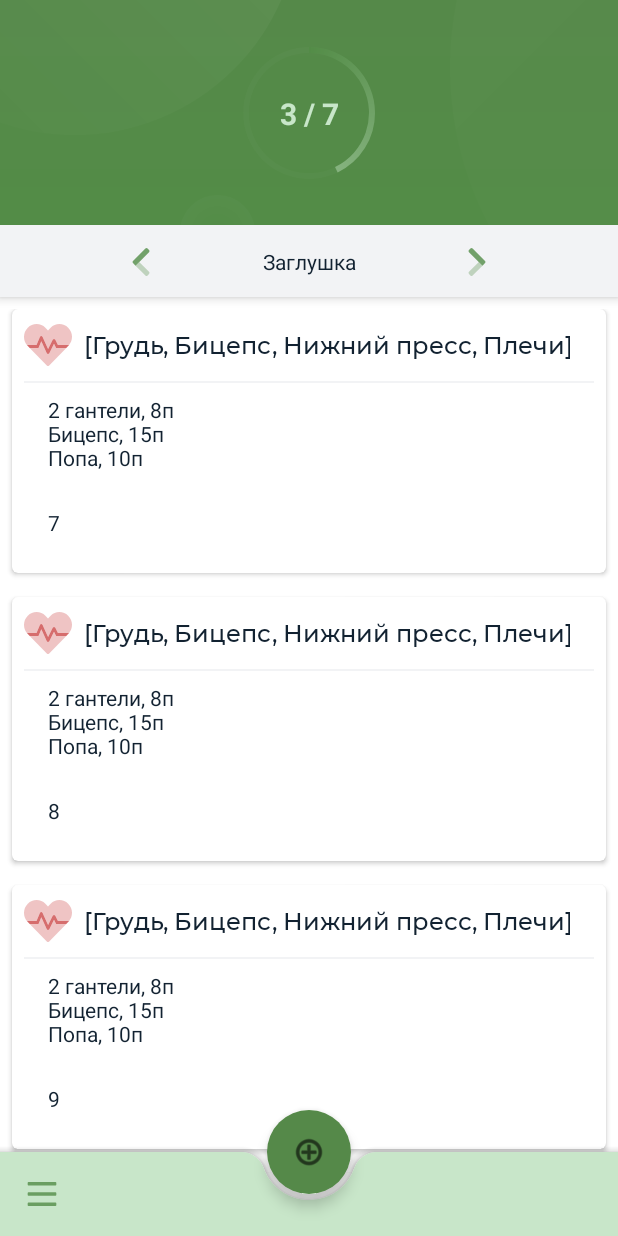
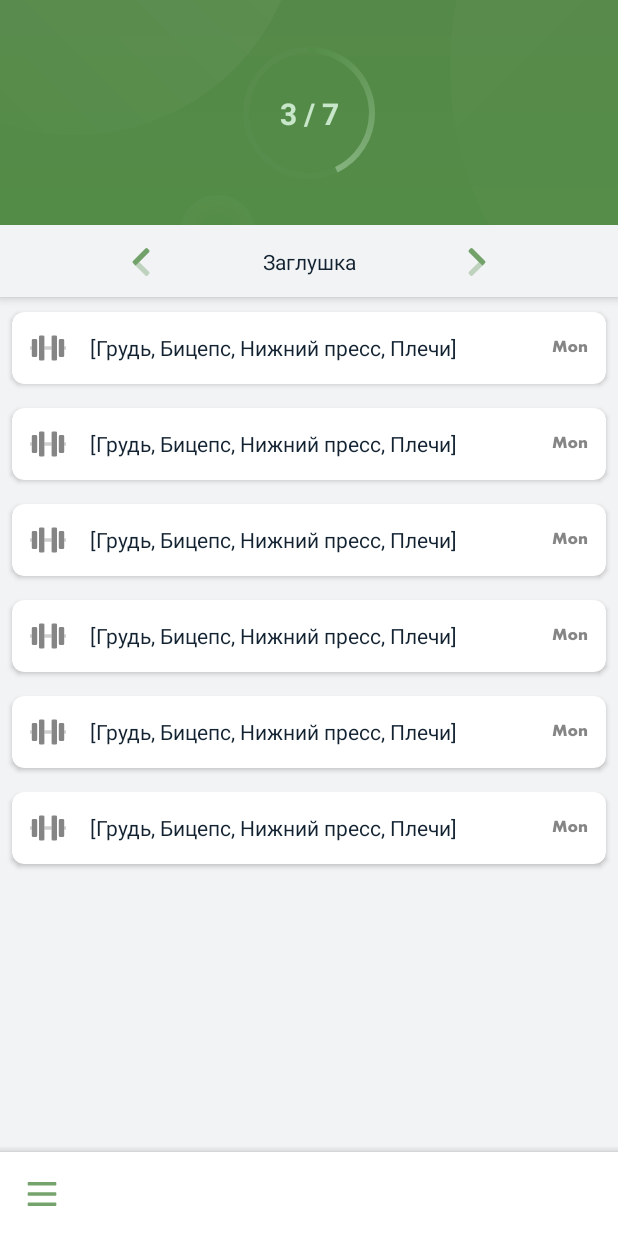
Before and after one commit to jrd-prime/varuna-project, an Android app: the screen it shows after launch (DashboardActivity), on a phone screen of 412 x 824 dp. Run offline under Robolectric (Android 15) with nearby library versions, the phone set to English and light mode, and no system bars; our stand-ins replace data binding; 1 statement that could not run was skipped.

Commit message:
Stable v0.0.7

```diff
--- /dev/null
+++ b/app/src/main/java/ru/jrd_prime/trainingdiary/MyHandler.kt
@@ -0,0 +1,44 @@
+package ru.jrd_prime.trainingdiary
+
+import android.view.View
+import android.widget.Toast
+import androidx.constraintlayout.widget.ConstraintLayout
+import androidx.transition.AutoTransition
+import androidx.transition.TransitionManager
+
+class MyHandler {
+    fun onGo(view: View?) {
+        if (view == null) return
+        val contView = view.findViewById<ConstraintLayout>(R.id.frameForHide)
+
+        when (contView.visibility) {
+            View.GONE -> setVisible(contView)
+            View.VISIBLE -> setGone(contView)
+        }
+
+//
+//        contView?.animate()
+//            ?.translationY(contView.height.toFloat())
+//            ?.alpha(1.0f)?.duration = 500
+//            ?.setListener(object : AnimatorListenerAdapter() {
+//
+//                override fun onAnimationEnd(animation: Animator) {
+//                    super.onAnimationEnd(animation)
+//                    contView.visibility = View.VISIBLE
+//                }
+//            })
+
+    }
+
+    private fun setGone(contView: ConstraintLayout) {
+        Toast.makeText(contView.context, "HIDE", Toast.LENGTH_SHORT).show()
+        TransitionManager.beginDelayedTransition(contView, AutoTransition())
+        contView.visibility = View.GONE
+    }
+
+    private fun setVisible(contView: ConstraintLayout) {
+        Toast.makeText(contView.context, "SHOW", Toast.LENGTH_SHORT).show()
+        TransitionManager.beginDelayedTransition(contView, AutoTransition())
+        contView.visibility = View.VISIBLE
+    }
+}
--- a/app/src/main/java/ru/jrd_prime/trainingdiary/adapter/WorkoutListViewHolder.kt
+++ b/app/src/main/java/ru/jrd_prime/trainingdiary/adapter/WorkoutListViewHolder.kt
@@ -1,14 +1,42 @@
 package ru.jrd_prime.trainingdiary.adapter
 
+import android.util.Log
 import androidx.recyclerview.widget.RecyclerView
+import ru.jrd_prime.trainingdiary.MyHandler
+import ru.jrd_prime.trainingdiary.R
 import ru.jrd_prime.trainingdiary.databinding.AWorkoutCardBinding
+import ru.jrd_prime.trainingdiary.model.Category.*
 import ru.jrd_prime.trainingdiary.model.WorkoutModel
+import java.util.*
 
 
 class WorkoutListViewHolder(private var binding: AWorkoutCardBinding) :
     RecyclerView.ViewHolder(binding.root) {
 
     fun bind(workoutCase: WorkoutModel?) {
+        val cardio = Cardio
+        val power = Power
+        val rest = Rest
+        val cat = workoutCase?.workoutCategory
+        when (cat) {
+            Cardio -> binding.ivCategory.setImageResource(R.drawable.jp_heartbeat)
+            Stretch -> binding.ivCategory.setImageResource(R.drawable.jp_sleep)
+            Power -> binding.ivCategory.setImageResource(R.drawable.jp_dumbbell)
+            Rest -> binding.ivCategory.setImageResource(R.drawable.jp_sleep)
+            null -> binding.ivCategory.setImageResource(R.drawable.ic_logout)
+        }
+        val myHandler = MyHandler()
+        binding.handler = myHandler
+
+//
+//        val c: Calendar = Calendar.getInstance()
+//        c.setTime(workoutCase.workoutDate)
+//        val dayOfWeek: Int = c.get(Calendar.DAY_OF_WEEK)
+
+
+
+        Log.d("TAG", "bind: ${cat.toString()}")
+
         binding.workoutModel = workoutCase
         binding.executePendingBindings()
     }
--- a/app/src/main/java/ru/jrd_prime/trainingdiary/data/TestData.kt
+++ b/app/src/main/java/ru/jrd_prime/trainingdiary/data/TestData.kt
@@ -14,22 +14,51 @@ fun prepData(): Collection<WorkoutModel> {
         "Плечи"
     )
 
+    val mlistl = listOf<String>(
+        "LongList",
+        "Mock",
+        "Грудь",
+        "Бицепс",
+        "Нижний пресс",
+        "Плечи"
+    )
     val sdf = SimpleDateFormat("dd-MM-yyyy")
     val currentDate: String = sdf.format(Date())
 
     val list = mutableListOf<WorkoutModel>()
-
+    list.add(
+        WorkoutModel(
+            32,
+            Category.Cardio,
+            mlistl,
+            "2 гантели 8п, Бицепс 15п, Попа 10п",
+            32 + 2 * 3,
+            currentDate
+        )
+    )
+    list.add(
+        WorkoutModel(
+            31,
+            Category.Rest,
+            mlistl,
+            "2 гантели 8п, Бицепс 15п, Попа 10п",
+            32 + 2 * 3,
+            currentDate
+        )
+    )
     Log.d("TAG", "prepData:")
     for (i in 1..7) {
-        list.add(WorkoutModel(
+        list.add(
+            WorkoutModel(
                 i,
                 Category.Power,
                 mlist,
-                "2 гантели, 8п\nБицепс, 15п\nПопа, 10п",
+                "2 гантели 8п, Бицепс 15п, Попа 10п",
                 i + 2 * 3,
                 currentDate
             )
         )
     }
+
     return list
 }
--- a/app/src/main/java/ru/jrd_prime/trainingdiary/model/WorkoutModel.kt
+++ b/app/src/main/java/ru/jrd_prime/trainingdiary/model/WorkoutModel.kt
@@ -7,7 +7,9 @@ data class WorkoutModel(
     val desc: String,
     val workoutTime: Int,
     val workoutDate: String
-)
+) {
+    fun gogo() {}
+}
 
 enum class Category {
     Cardio,
--- a/app/src/main/java/ru/jrd_prime/trainingdiary/ui/DashboardActivity.kt
+++ b/app/src/main/java/ru/jrd_prime/trainingdiary/ui/DashboardActivity.kt
@@ -88,17 +88,17 @@ class DashboardActivity : AppCompatActivity() {
     private fun setWindow() {
         makeStatusBarTransparent()
         ViewCompat.setOnApplyWindowInsetsListener(findViewById(R.id.coordinatorAppContainer)) { _, insets ->
-            findViewById<FloatingActionButton>(R.id.vFloatActionBar).setMarginTop(insets.systemWindowInsetTop)
+//            findViewById<FloatingActionButton>(R.id.vFloatActionBar).setMarginTop(insets.systemWindowInsetTop)
             insets.consumeSystemWindowInsets()
         }
 
         ViewCompat.setOnApplyWindowInsetsListener(
             findViewById(R.id.coordinatorAppContainer)
         ) { _, insets ->
-            val menu = findViewById<FloatingActionButton>(R.id.vFloatActionBar)
-            val menuLayoutParams = menu.layoutParams as ViewGroup.MarginLayoutParams
-            menuLayoutParams.setMargins(0, insets.systemWindowInsetTop, 0, 0)
-            menu.layoutParams = menuLayoutParams
+//            val menu = findViewById<FloatingActionButton>(R.id.vFloatActionBar)
+//            val menuLayoutParams = menu.layoutParams as ViewGroup.MarginLayoutParams
+//            menuLayoutParams.setMargins(0, insets.systemWindowInsetTop, 0, 0)
+//            menu.layoutParams = menuLayoutParams
             insets.consumeSystemWindowInsets()
         }
 
--- /dev/null
+++ b/app/src/main/res/drawable-anydpi/jp_day_mon.xml
@@ -0,0 +1,23 @@
+<?xml version="1.0" encoding="utf-8"?>
+<vector xmlns:android="http://schemas.android.com/apk/res/android"
+    android:width="24dp"
+    android:height="24dp"
+    android:viewportWidth="24"
+    android:viewportHeight="24"
+    android:tint="#333333">
+  <group android:scaleX="0.078431375"
+      android:scaleY="0.078431375"
+      android:translateY="6.352941">
+    <group android:translateY="105.82031">
+      <path android:pathData="M126,-0L101,-0L93.953125,-55L70.921875,-0L61.078125,-0L39.09375,-55L31,-0L6,-0L22,-96L47,-96L66.4375,-45L87,-96L112,-96L126,-0Z"
+          android:fillColor="#000000"
+          android:fillAlpha="0.6"/>
+      <path android:pathData="M216,-32.53125Q216,-19.171875,207.01562,-9.625Q196.125,2,176.53125,2Q156.875,2,145.98438,-9.625Q137,-19.171875,137,-33.09375Q137,-45.609375,146.04688,-55.296875Q157.01562,-67,177.25,-67Q195.84375,-67,206.95312,-55.296875Q216,-45.75,216,-32.53125ZM191,-32.53125Q191,-39.015625,186.76562,-43.5Q182.53125,-48,176.53125,-48Q169.73438,-48,165.46875,-42.53125Q162,-38.140625,162,-32.53125Q162,-26.859375,165.46875,-22.46875Q169.73438,-17,176.53125,-17Q182.59375,-17,186.79688,-21.484375Q191,-25.984375,191,-32.53125Z"
+          android:fillColor="#000000"
+          android:fillAlpha="0.6"/>
+      <path android:pathData="M298,0L274,0L274,-32.59375Q274,-41.140625,272.17188,-43.90625Q269.51562,-48,264.1875,-48Q259.3125,-48,255.98438,-44.59375Q253,-41.53125,253,-35L253,0L229,0L229,-65L253,-65L253,-57Q256.9375,-61.8125,260.26562,-63.78125Q265.65625,-67,273.73438,-67Q284.10938,-67,290.60938,-61.28125Q298,-54.765625,298,-41.765625L298,0Z"
+          android:fillColor="#000000"
+          android:fillAlpha="0.6"/>
+    </group>
+  </group>
+</vector>
--- a/app/src/main/res/drawable-anydpi/jp_heartbeat.xml
+++ b/app/src/main/res/drawable-anydpi/jp_heartbeat.xml
@@ -3,7 +3,7 @@
     android:height="24dp"
     android:viewportWidth="24"
     android:viewportHeight="24"
-    android:tint="#CC4949"
+    android:tint="#9C9C9C"
     android:alpha="0.8">
   <group android:scaleX="0.046875"
       android:scaleY="0.046875">
--- /dev/null
+++ b/app/src/main/res/drawable-anydpi/jp_sleep.xml
@@ -0,0 +1,20 @@
+<vector xmlns:android="http://schemas.android.com/apk/res/android"
+    android:width="24dp"
+    android:height="24dp"
+    android:viewportWidth="24"
+    android:viewportHeight="24"
+    android:tint="#333333"
+    android:alpha="0.6">
+  <group android:scaleX="0.046875"
+      android:scaleY="0.046875"
+      android:translateX="1.5">
+    <path
+        android:fillColor="#FF000000"
+        android:pathData="M304,176v-32a16,16 0,0 0,-16 -16h-34.75l57.37,-57.38A32,32 0,0 0,320 48L320,32a32,32 0,0 0,-32 -32L184,0a16,16 0,0 0,-16 16v32a16,16 0,0 0,16 16h42.75l-57.37,57.38A32,32 0,0 0,160 144v16a32,32 0,0 0,32 32h96a16,16 0,0 0,16 -16zM448,272v-16a32,32 0,0 0,-32 -32h-96a16,16 0,0 0,-16 16v32a16,16 0,0 0,16 16h34.75l-57.37,57.38A32,32 0,0 0,288 368v16a32,32 0,0 0,32 32h104a16,16 0,0 0,16 -16v-32a16,16 0,0 0,-16 -16h-42.75l57.37,-57.38A32,32 0,0 0,448 272z"
+        android:strokeAlpha="0.4"
+        android:fillAlpha="0.4"/>
+    <path
+        android:fillColor="#FF000000"
+        android:pathData="M192,224H40a24,24 0,0 0,-24 24v48a24,24 0,0 0,24 24h50.44L8.08,412.66A32,32 0,0 0,0 433.92V480a32,32 0,0 0,32 32h152a24,24 0,0 0,24 -24v-48a24,24 0,0 0,-24 -24h-50.44l82.36,-92.66a32,32 0,0 0,8.08 -21.26V256a32,32 0,0 0,-32 -32z"/>
+  </group>
+</vector>
--- a/app/src/main/res/layout/a_workout_card.xml
+++ b/app/src/main/res/layout/a_workout_card.xml
@@ -1,111 +1,140 @@
 <layout xmlns:android="http://schemas.android.com/apk/res/android"
-    xmlns:app="http://schemas.android.com/apk/res-auto">
+    xmlns:app="http://schemas.android.com/apk/res-auto"
+    xmlns:tools="http://schemas.android.com/tools"
+    tools:showIn="@layout/a_workout_list_pager">
 
     <data>
+
+        <import type="android.view.View" />
 
         <variable
             name="workoutModel"
             type="ru.jrd_prime.trainingdiary.model.WorkoutModel" />
+
+        <variable
+            name="handler"
+            type="ru.jrd_prime.trainingdiary.MyHandler" />
     </data>
-
     <androidx.cardview.widget.CardView
+        android:id="@+id/cardLayout"
+        android:layout_margin="8dp"
+        app:cardCornerRadius="8dp"
+        android:elevation="4dp"
         android:layout_width="match_parent"
         android:layout_height="wrap_content"
-        android:layout_margin="8dp"
-        android:elevation="8dp"
-        app:cardCornerRadius="4dp">
+        android:animateLayoutChanges="true"
+        android:onClick="@{(view) -> handler.onGo(view)}">
 
         <androidx.constraintlayout.widget.ConstraintLayout
             android:layout_width="match_parent"
-            android:layout_height="wrap_content"
-            android:layout_margin="8dp"
-            android:background="@color/colorWhite">
+            android:layout_height="match_parent"
+            android:animateLayoutChanges="true">
 
             <LinearLayout
-                android:id="@+id/linearLayout3"
+                android:id="@+id/llMainContainer"
                 android:layout_width="match_parent"
-                android:layout_height="wrap_content"
-                android:orientation="horizontal"
+                android:layout_height="match_parent"
+                android:orientation="vertical"
+                android:padding="4dp"
+                android:animateLayoutChanges="true"
+                app:layout_constraintBottom_toBottomOf="parent"
                 app:layout_constraintEnd_toEndOf="parent"
                 app:layout_constraintStart_toStartOf="parent"
                 app:layout_constraintTop_toTopOf="parent">
+                <!--LAY FIRST LINE-->
+                <RelativeLayout
+                    android:id="@+id/rlFirstLine"
+                    android:layout_width="match_parent"
+                    android:layout_height="40dp"
+                    android:orientation="horizontal">
 
-                <LinearLayout
-                    android:layout_width="32dp"
-                    android:layout_height="32dp"
-                    android:gravity="center"
-                    app:layout_constraintEnd_toEndOf="parent"
-                    app:layout_constraintStart_toEndOf="@+id/imageView">
+                    <FrameLayout
+                        android:id="@+id/categoryIconContainer"
+                        android:layout_width="40dp"
+                        android:layout_height="40dp"
+                        android:layout_alignParentStart="true">
 
-                    <ImageView
-                        android:id="@+id/imageView"
-                        android:layout_width="32dp"
-                        android:layout_height="32dp"
-                        android:contentDescription="@string/categoryDesc"
-                        android:src="@drawable/jp_heartbeat"
+                        <ImageView
+                            android:id="@+id/ivCategory"
+                            android:layout_width="@dimen/iconCardSize"
+                            android:layout_height="@dimen/iconCardSize"
+                            android:layout_gravity="center"
+                            android:contentDescription="TODO"
+                            android:src="@drawable/jp_heartbeat" />
+                    </FrameLayout>
+
+                    <HorizontalScrollView
+                        android:layout_width="match_parent"
+                        android:layout_height="40dp"
+                        android:layout_toStartOf="@id/weekDayContainer"
+                        android:layout_toEndOf="@id/categoryIconContainer"
+                        android:scrollbars="none">
+
+                        <TextView
+                            android:id="@+id/tvMuscleGroup"
+                            android:layout_width="wrap_content"
+                            android:layout_height="40dp"
+                            android:gravity="center_vertical"
+                            android:paddingStart="8dp"
+                            android:text="@{workoutModel.muscleGroup.toString()}" />
+
+                    </HorizontalScrollView>
+
+                    <FrameLayout
+                        android:id="@+id/weekDayContainer"
+                        android:layout_width="40dp"
+                        android:layout_height="40dp"
+                        android:layout_alignParentEnd="true">
+
+                        <ImageView
+                            android:id="@+id/ivWeekDay"
+                            android:layout_width="@dimen/iconCardSize"
+                            android:layout_height="@dimen/iconCardSize"
+                            android:layout_gravity="center"
+                            android:contentDescription="TODO"
+                            android:src="@drawable/jp_day_mon" />
+                    </FrameLayout>
+                </RelativeLayout>
+
+                <androidx.constraintlayout.widget.ConstraintLayout
+                    android:id="@+id/frameForHide"
+                    android:visibility="gone"
+                    android:layout_width="match_parent"
+                    android:layout_height="match_parent">
+
+
+                    <TextView
+                        android:id="@+id/tvDescription"
+                        android:layout_width="match_parent"
+                        android:layout_height="wrap_content"
+                        android:padding="8dp"
+                        android:text="@{workoutModel.desc.toString()}"
+                        app:layout_constraintEnd_toEndOf="parent"
                         app:layout_constraintStart_toStartOf="parent"
                         app:layout_constraintTop_toTopOf="parent" />
-                </LinearLayout>
 
 
-                <HorizontalScrollView
-                    android:layout_width="match_parent"
-                    android:layout_height="match_parent"
-                    android:layout_gravity="center_vertical"
-                    android:layout_marginEnd="16dp"
-                    android:paddingStart="8dp"
+                    <RelativeLayout
+                        android:id="@+id/relativeLayout2"
+                        android:layout_width="match_parent"
+                        android:layout_height="wrap_content"
+                        app:layout_constraintEnd_toEndOf="parent"
+                        app:layout_constraintStart_toStartOf="parent"
+                        app:layout_constraintTop_toBottomOf="@+id/tvDescription">
 
-                    android:scrollbars="none">
+                        <TextView
+                            android:layout_width="wrap_content"
+                            android:layout_height="wrap_content"
+                            android:layout_alignParentEnd="true"
+                            android:paddingEnd="8dp"
+                            android:text='@{Integer.toString(workoutModel.workoutTime) + "min"}' />
 
-                    <TextView
-                        android:layout_width="wrap_content"
-                        android:layout_height="match_parent"
-                        android:fontFamily="@font/montserrat_medium"
-                        android:gravity="center_vertical"
-                        android:text="@{workoutModel.muscleGroup.toString()}"
-                        android:textSize="16sp" />
-                    <!--   @{workoutCase.muscleGroup.toString()} />-->
-
-                </HorizontalScrollView>
+                    </RelativeLayout>
+                </androidx.constraintlayout.widget.ConstraintLayout>
             </LinearLayout>
 
-            <FrameLayout
-                android:id="@+id/view"
-                android:layout_width="match_parent"
-                android:layout_height="1dp"
-                android:layout_marginTop="8dp"
-                android:background="@color/colorLightGrey"
-                app:layout_constraintTop_toBottomOf="@+id/linearLayout3" />
+        </androidx.constraintlayout.widget.ConstraintLayout>
 
-            <LinearLayout
-                android:id="@+id/linearLayout4"
-                android:layout_width="match_parent"
-                android:layout_height="wrap_content"
-                android:orientation="vertical"
-                app:layout_constraintTop_toBottomOf="@+id/view">
+    </androidx.cardview.widget.CardView>
 
-                <TextView
-                    android:layout_width="match_parent"
-                    android:layout_height="match_parent"
-                    android:layout_margin="8dp"
-                    android:paddingStart="8dp"
-                    android:paddingTop="0dp"
-                    android:paddingEnd="8dp"
-                    android:paddingBottom="8dp"
-                    android:text="@{workoutModel.desc.toString()}" />
-
-                <TextView
-                    android:layout_width="match_parent"
-                    android:layout_height="wrap_content"
-                    android:layout_margin="8dp"
-                    android:paddingStart="8dp"
-                    android:paddingTop="0dp"
-                    android:paddingEnd="8dp"
-                    android:paddingBottom="8dp"
-                    android:text="@{Integer.toString(workoutModel.workoutTime)}" />
-
-            </LinearLayout>
-            <!-- @{workoutCase.desc.toString()}   -->
-        </androidx.constraintlayout.widget.ConstraintLayout>
-    </androidx.cardview.widget.CardView>
 </layout>
--- a/app/src/main/res/layout/a_workout_list_pager.xml
+++ b/app/src/main/res/layout/a_workout_list_pager.xml
@@ -19,7 +19,6 @@
         <LinearLayout
             android:layout_width="match_parent"
             android:layout_height="wrap_content"
-
             android:orientation="vertical">
 
             <androidx.recyclerview.widget.RecyclerView
--- a/app/src/main/res/layout/activity_dashboard.xml
+++ b/app/src/main/res/layout/activity_dashboard.xml
@@ -24,7 +24,7 @@
             android:id="@+id/linearMainContainer"
             android:layout_width="match_parent"
             android:layout_height="match_parent"
-            android:background="@color/appMainBackground"
+            android:background="@color/colorLightGrey"
             android:orientation="vertical">
 
 
@@ -37,7 +37,9 @@
                 <androidx.viewpager.widget.ViewPager
                     android:id="@+id/viewPagerMainDashboard"
                     android:layout_width="match_parent"
-                    android:layout_height="wrap_content"
+                    android:layout_height="match_parent"
+                    android:layout_marginBottom="?actionBarSize"
+
                     app:layout_constraintTop_toBottomOf="@+id/frameShowDay" />
 
                 <FrameLayout
@@ -79,23 +81,23 @@
             android:layout_width="match_parent"
             android:layout_height="wrap_content"
             android:layout_gravity="bottom"
-            android:backgroundTint="@color/colorPrimaryLight"
+            android:backgroundTint="@color/colorWhite"
             app:fabAlignmentMode="center"
             app:fabCradleMargin="@dimen/fabMargin"
             app:fabCradleRoundedCornerRadius="@dimen/fabCornerRadius"
-            app:hideOnScroll="true"
+            app:hideOnScroll="false"
             app:layout_scrollFlags="scroll|enterAlways"
             app:navigationIcon="@drawable/ic_nav_menu" />
 
-        <com.google.android.material.floatingactionbutton.FloatingActionButton
-            android:id="@+id/vFloatActionBar"
-            style="@style/Widget.MaterialComponents.FloatingActionButton"
-            android:layout_width="wrap_content"
-            android:layout_height="wrap_content"
-            android:background="@android:color/white"
-            android:backgroundTint="@color/colorPrimary"
-            android:src="@android:drawable/ic_menu_add"
-            app:borderWidth="@dimen/fabBorderWidth"
-            app:layout_anchor="@id/vBottomAppBar" />
+<!--        <com.google.android.material.floatingactionbutton.FloatingActionButton-->
+<!--            android:id="@+id/vFloatActionBar"-->
+<!--            style="@style/Widget.MaterialComponents.FloatingActionButton"-->
+<!--            android:layout_width="wrap_content"-->
+<!--            android:layout_height="wrap_content"-->
+<!--            android:background="@android:color/white"-->
+<!--            android:backgroundTint="@color/colorPrimaryDark"-->
+<!--            android:src="@android:drawable/ic_menu_add"-->
+<!--            app:borderWidth="@dimen/fabBorderWidth"-->
+<!--            app:layout_anchor="@id/vBottomAppBar" />-->
     </androidx.coordinatorlayout.widget.CoordinatorLayout>
 </layout>
--- a/app/src/main/res/values/dimens.xml
+++ b/app/src/main/res/values/dimens.xml
@@ -10,4 +10,5 @@
     <dimen name="headerHeight">150dp</dimen>
     <dimen name="showDayElevation">4dp</dimen>
     <dimen name="fabBorderWidth">0dp</dimen>
+    <dimen name="iconCardSize">24dp</dimen>
 </resources>
```
Also changed, not shown: app/src/main/res/drawable-hdpi/jp_day_mon.png (added), app/src/main/res/drawable-hdpi/jp_sleep.png (added), app/src/main/res/drawable-mdpi/jp_day_mon.png (added), app/src/main/res/drawable-mdpi/jp_sleep.png (added), app/src/main/res/drawable-xhdpi/jp_day_mon.png (added), app/src/main/res/drawable-xhdpi/jp_sleep.png (added), app/src/main/res/drawable-xxhdpi/jp_day_mon.png (added), app/src/main/res/drawable-xxhdpi/jp_sleep.png (added).
